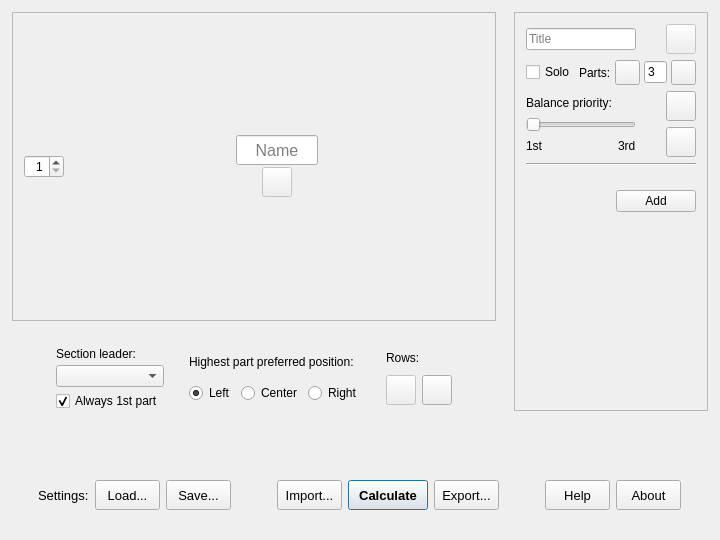
This is mainwindow.ui in Ernest314/part-distributor as Qt 5 draws it before an edit. The edited form follows.
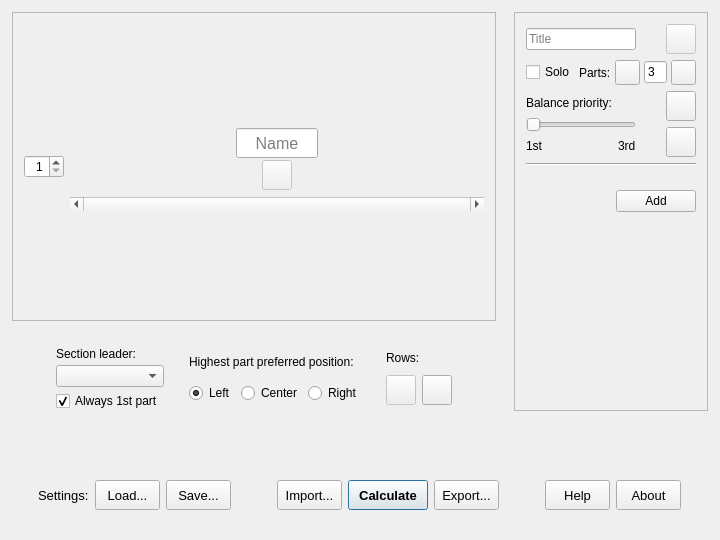
This is the edited form. Icons and pictures are not drawn.

Diff of the .ui file:
```diff
--- a/mainwindow.ui
+++ b/mainwindow.ui
@@ -297,6 +297,9 @@
             <property name="verticalScrollBarPolicy">
              <enum>Qt::ScrollBarAlwaysOff</enum>
             </property>
+            <property name="horizontalScrollBarPolicy">
+             <enum>Qt::ScrollBarAlwaysOn</enum>
+            </property>
             <property name="widgetResizable">
              <bool>true</bool>
             </property>
```
